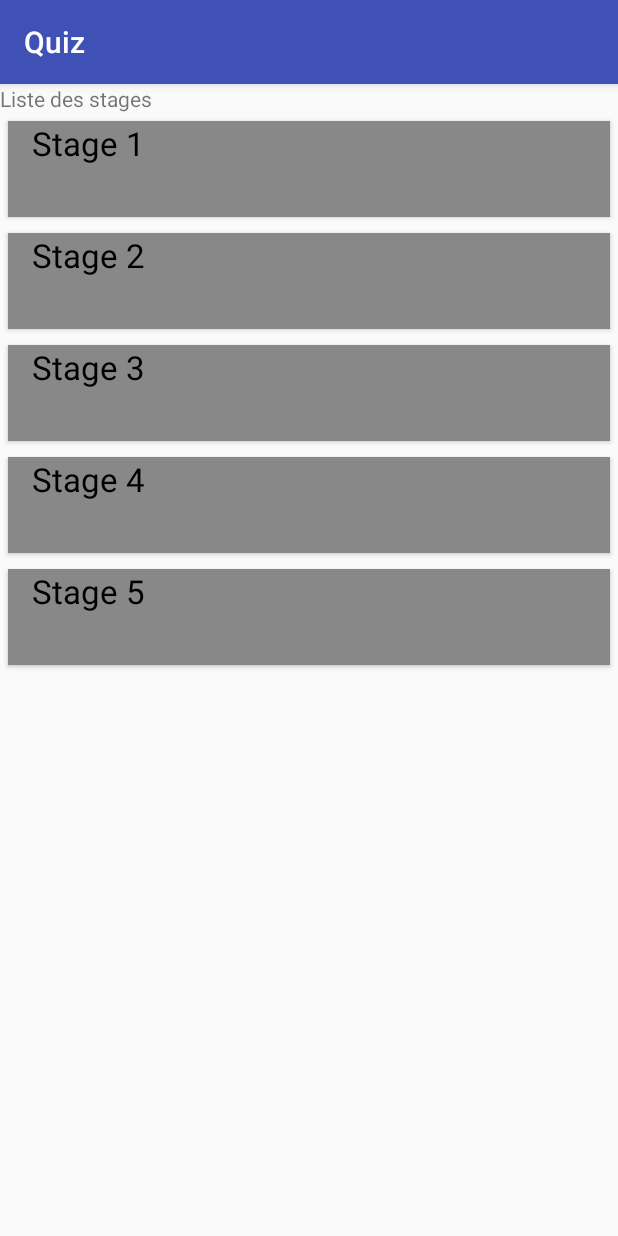
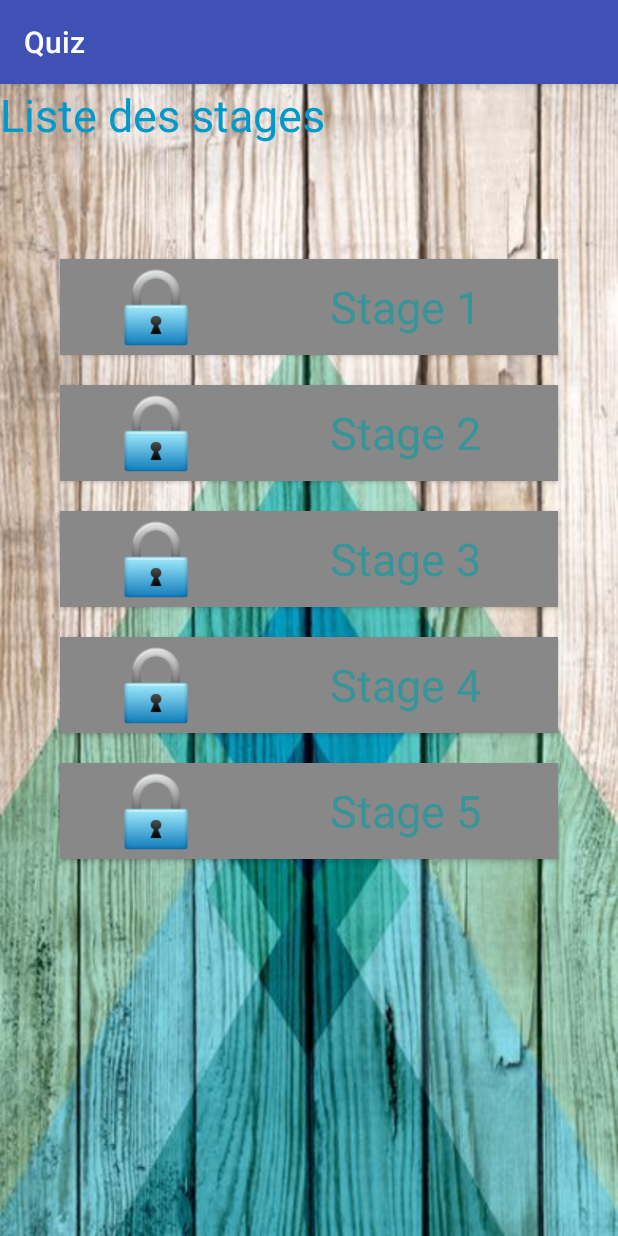
Before and after one commit to AmeurDrira/QuizProjectAmeurMariemFirasAmalAhmed2, an Android app: the fragment ListFragment shown on its own in the app's theme, on a phone screen of 412 x 824 dp. Run offline under Robolectric (Android 15) with nearby library versions, the phone set to English and light mode, and no system bars; libraries missing offline, so code that uses them is left out: com.squareup.otto.

Commit message:
version 1.0

```diff
--- a/app/src/main/java/com/example/ameur/quizprojectameurmariemfirasamalahmed/fragement/ListFragment.java
+++ b/app/src/main/java/com/example/ameur/quizprojectameurmariemfirasamalahmed/fragement/ListFragment.java
@@ -1,6 +1,7 @@
 package com.example.ameur.quizprojectameurmariemfirasamalahmed.fragement;
 
 import android.content.Context;
+import android.content.SharedPreferences;
 import android.os.Bundle;
 import android.support.v4.app.Fragment;
 import android.support.v7.widget.LinearLayoutManager;
@@ -16,12 +17,15 @@ import android.widget.Toast;
 
 import com.example.ameur.quizprojectameurmariemfirasamalahmed.Events.PostStage;
 import com.example.ameur.quizprojectameurmariemfirasamalahmed.R;
+import com.example.ameur.quizprojectameurmariemfirasamalahmed.activity.MainActivity;
 import com.example.ameur.quizprojectameurmariemfirasamalahmed.adapter.StageAdapter;
 import com.example.ameur.quizprojectameurmariemfirasamalahmed.wrapper.ListItemWrapper;
 import com.squareup.otto.Bus;
 
 import java.util.ArrayList;
 import java.util.List;
+
+import static com.example.ameur.quizprojectameurmariemfirasamalahmed.activity.MainActivity.*;
 
 public class ListFragment extends Fragment implements View.OnClickListener {
 
@@ -47,17 +51,17 @@ public class ListFragment extends Fragment implements View.OnClickListener {
                              Bundle savedInstanceState) {
         View view = inflater.inflate(R.layout.fragment_list, container, false);
 
-
-        mtxt = (TextView) view.findViewById(R.id.txtView);
         recyclerView = (RecyclerView) view.findViewById(R.id.recycler_view);
 
         mAdapter = new StageAdapter(btmlist);
-
+     /*   TextView   mtxt = (TextView)view.findViewById(R.id.txtStage);
+        Log.v("ssss",String.valueOf(score));
+mtxt.setText(score);
+*/
         recyclerView.setHasFixedSize(true);
         LinearLayoutManager mLayoutManager = new LinearLayoutManager(getActivity().getApplicationContext());
         recyclerView.setLayoutManager(mLayoutManager);
         Log.v("eee", "" + mLayoutManager);
-
 
         recyclerView.setAdapter(mAdapter);
 
@@ -92,7 +96,6 @@ public class ListFragment extends Fragment implements View.OnClickListener {
         }
 
     }
-
 
     public interface ClickListener {
         void onClick(View view, int position);
--- a/app/src/main/res/layout/card_item_layout.xml
+++ b/app/src/main/res/layout/card_item_layout.xml
@@ -19,7 +19,7 @@ android:layout_marginBottom="16dp"
         android:layout_width="wrap_content"
         android:layout_height="wrap_content"
         android:contentDescription="@string/app_name"
-        android:src="@drawable/quiz"
+        android:src="@drawable/logobrain"
         android:scaleType="centerCrop" />
 
     <TextView
--- a/app/src/main/res/layout/card_stage_layout.xml
+++ b/app/src/main/res/layout/card_stage_layout.xml
@@ -3,23 +3,46 @@
     android:id="@+id/card_view"
     android:layout_width="match_parent"
     android:layout_height="wrap_content"
-    android:layout_margin="5dp"
+    android:layout_margin="10dp"
     card_view:cardCornerRadius="4dp"
+    card_view:cardBackgroundColor="#f7f2ee"
     >
 
     <RelativeLayout
         android:layout_width="match_parent"
-        android:layout_height="?android:attr/listPreferredItemHeight">
+        android:layout_height="?android:attr/listPreferredItemHeight"
+        >
+        <ImageView
+            android:id="@+id/lock1"
+            android:layout_width="wrap_content"
+            android:layout_height="match_parent"
+            android:src="@drawable/lock1"
+            />
 
         <TextView
             android:id="@+id/label"
             android:layout_width="match_parent"
             android:layout_height="wrap_content"
+            android:layout_toRightOf="@id/lock1"
+            android:textSize="30dp"
+            android:textColor="@color/text_shadow"
             android:singleLine="true"
+            android:layout_centerVertical="true"
+            android:textAlignment="center"
+            android:textAppearance="?android:attr/textAppearanceLarge" />
+        <TextView
+            android:id="@+id/score_stage"
+            android:layout_width="match_parent"
+            android:layout_height="wrap_content"
+            android:textSize="20dp"
+            android:layout_toRightOf="@id/label"
+            android:singleLine="true"
+            android:textAlignment="center"
             android:layout_marginStart="@dimen/activity_horizontal_margin"
             android:layout_marginLeft="@dimen/activity_horizontal_margin"
             android:textAppearance="?android:attr/textAppearanceLarge"
-            android:textColor="@android:color/black" />
+
+            android:textColor="@color/colorQuestion" />
 
 
 
--- a/app/src/main/res/layout/fragment_list.xml
+++ b/app/src/main/res/layout/fragment_list.xml
@@ -7,19 +7,27 @@
     app:layout_behavior="@string/appbar_scrolling_view_behavior"
     tools:showIn="@layout/fragment_list"
     android:id="@+id/fragment_list"
-    tools:context=".activity.MainActivity">
+    tools:context=".activity.MainActivity"
+    android:background="@drawable/bg">
     <TextView
         android:layout_width="match_parent"
-        android:id="@+id/txtView"
+        android:id="@+id/txtStage"
         android:text="Liste des stages"
+        android:textColor="@android:color/holo_blue_dark"
+        android:textSize="30dp"
+        android:layout_marginBottom="16dp"
+        android:layout_height="wrap_content" />
 
-        android:layout_height="wrap_content" />
     <android.support.v7.widget.RecyclerView
-        android:layout_below="@id/txtView"
+
         android:id="@+id/recycler_view"
-        android:layout_width="match_parent"
+        android:layout_width="wrap_content"
         android:layout_height="wrap_content"
+        android:layout_marginLeft="30dp"
+        android:layout_marginRight="30dp"
         android:scrollbars="vertical"
+        android:layout_below="@id/txtStage"
+        android:layout_marginTop="50dp"
         />
 
 
```
Also changed, not shown: app/src/main/java/com/example/ameur/quizprojectameurmariemfirasamalahmed/activity/MainActivity.java (+4 -3 lines), app/src/main/res/layout/fragment_main.xml (+51 -26 lines), app/src/main/res/values/colors.xml (+8 -1 lines), app/src/main/assets/quiz.db (added), app/src/main/res/drawable/lock.png (added), app/src/main/res/drawable/lock1.png (added), app/src/main/res/drawable/logobrain.jpg (added), app/src/main/res/drawable/unlock.png (added), app/src/main/res/drawable/unlock1.png (added).
